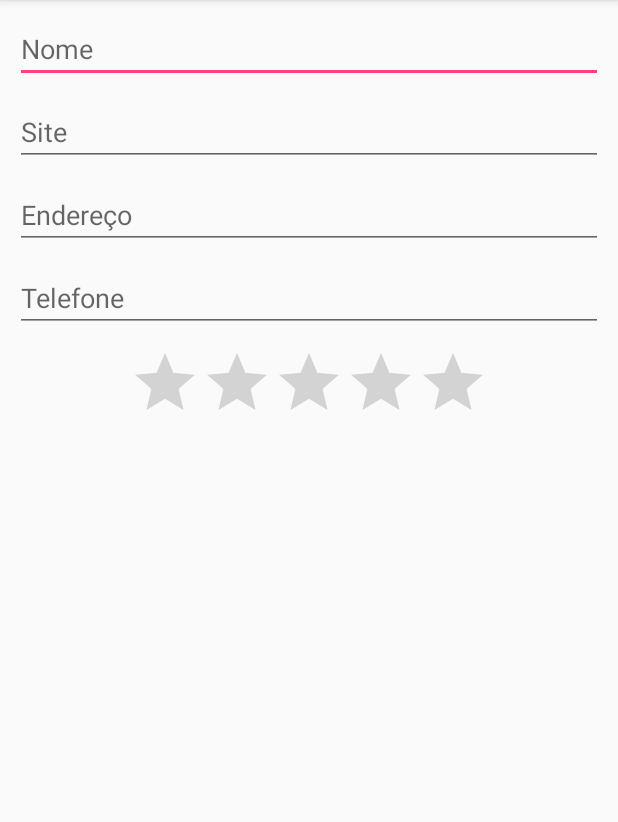
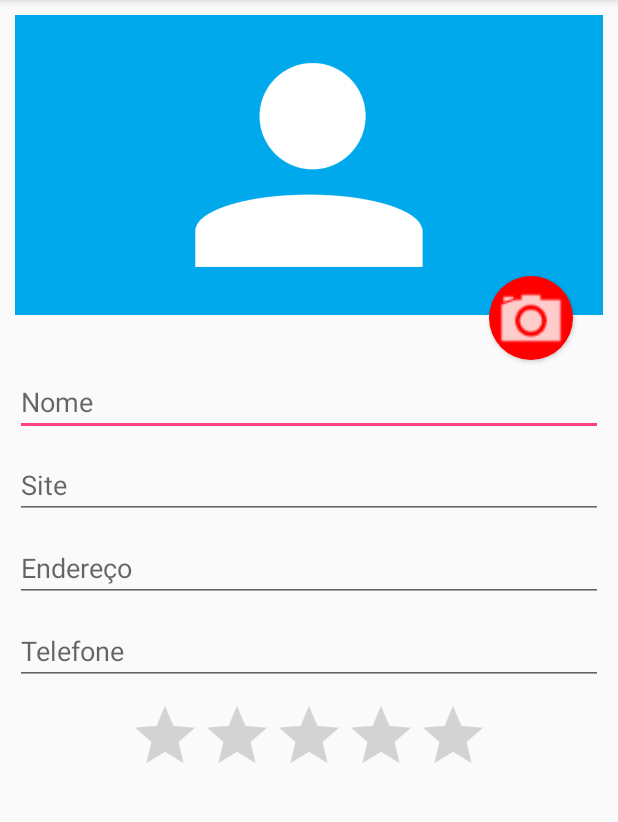
Before and after one commit to dFenille/cadastroCaelum, an Android app: the screen it shows after launch (FormularioActivity), after a tap on an icon or button, on a phone screen of 412 x 824 dp, the part 84-906 px from its top. Run offline under Robolectric (Android 15) with nearby library versions, the light colour scheme and no system bars.

Commit message:
Brodcast e camera

```diff
--- a/app/build.gradle
+++ b/app/build.gradle
@@ -27,4 +27,5 @@ dependencies {
     compile 'com.android.support:appcompat-v7:25.0.0'
     testCompile 'junit:junit:4.12'
     compile 'com.android.support:design:25.0.0'
+
 }
--- /dev/null
+++ b/app/src/main/java/br/com/caelum/cadastro/Adapter/ListaAlunoAdapter.java
@@ -0,0 +1,82 @@
+package br.com.caelum.cadastro.Adapter;
+
+import android.app.Activity;
+import android.graphics.Bitmap;
+import android.graphics.BitmapFactory;
+import android.util.Log;
+import android.view.View;
+import android.view.ViewGroup;
+import android.widget.BaseAdapter;
+import android.widget.EditText;
+import android.widget.ImageView;
+import android.widget.TextView;
+
+import org.w3c.dom.Text;
+
+import java.util.List;
+
+import br.com.caelum.cadastro.DAO.AlunoDao;
+import br.com.caelum.cadastro.Models.Aluno;
+import br.com.caelum.cadastro.R;
+
+/**
+ * Created by android7087 on 11/11/17.
+ */
+
+public class ListaAlunoAdapter extends BaseAdapter{
+    private final List<Aluno> alunos;
+    private final Activity activity;
+
+    public ListaAlunoAdapter(Activity activity,List<Aluno> alunos){
+        this.alunos = alunos;
+        this.activity = activity;
+    }
+
+    @Override
+    public int getCount() {
+        return alunos.size();
+    }
+
+    @Override
+    public Object getItem(int i) {
+        return alunos.get(i);
+    }
+
+    @Override
+    public long getItemId(int i) {
+        return alunos.get(i).getId();
+    }
+
+    @Override
+    public View getView(int i, View convertView, ViewGroup viewGroup) {
+
+        // PERSONALIZA A LISTA
+        View view = activity.getLayoutInflater().inflate(R.layout.item,viewGroup,false);
+
+        // SETA CORES DE ACORDO A POSICAO
+        if(i % 2 == 0){
+            view.setBackgroundColor(activity.getResources().getColor(R.color.linha_par,activity.getTheme()));
+        }else{
+            view.setBackgroundColor(activity.getResources().getColor(R.color.linha_impar,activity.getTheme()));
+        }
+
+        // get aluno PELA POSICAO
+        Aluno aluno = alunos.get(i);
+        // SETA O NOME
+        TextView nome = (TextView) view.findViewById(R.id.item_nome);
+        nome.setText(aluno.getNome());
+
+        // SETA A IMAGEM
+        Bitmap bm;
+        if(aluno.getCaminhoFoto() != null)
+            bm = BitmapFactory.decodeFile(aluno.getCaminhoFoto());
+        else
+            bm = BitmapFactory.decodeResource(activity.getResources(),R.drawable.ic_no_image);
+        bm.createScaledBitmap(bm,100,100,true);
+
+        ImageView imgView = (ImageView) view.findViewById(R.id.item_foto);
+        imgView.setImageBitmap(bm);
+
+        return view;
+    }
+}
--- a/app/src/main/java/br/com/caelum/cadastro/FormularioActivity.java
+++ b/app/src/main/java/br/com/caelum/cadastro/FormularioActivity.java
@@ -1,6 +1,9 @@
 package br.com.caelum.cadastro;
 
+import android.app.Activity;
 import android.content.Intent;
+import android.net.Uri;
+import android.provider.MediaStore;
 import android.support.v7.app.AppCompatActivity;
 import android.os.Bundle;
 import android.util.Log;
@@ -11,12 +14,16 @@ import android.view.View;
 import android.widget.Button;
 import android.widget.Toast;
 
+import java.io.File;
+
 import br.com.caelum.cadastro.DAO.AlunoDao;
 import br.com.caelum.cadastro.Helpers.FormularioHelper;
 import br.com.caelum.cadastro.Models.Aluno;
 
 public class FormularioActivity extends AppCompatActivity {
-    public FormularioHelper helper;
+    private FormularioHelper helper;
+    private String localArquivoFoto;
+    public static final int TIRA_FOTO = 123;
     @Override
     protected void onCreate(Bundle savedInstanceState) {
         super.onCreate(savedInstanceState);
@@ -30,6 +37,31 @@ public class FormularioActivity extends AppCompatActivity {
             this.helper.preencheFormulario(aluno);
         }
 
+        Button foto = helper.getButton();
+        foto.setOnClickListener(new View.OnClickListener() {
+            @Override
+            public void onClick(View view) {
+                localArquivoFoto = getExternalFilesDir(null) + "/" + System.currentTimeMillis()+".jpg";
+                Intent irParaCamera = new Intent(MediaStore.ACTION_IMAGE_CAPTURE);
+                Uri localFoto = Uri.fromFile(new File(localArquivoFoto));
+                irParaCamera.putExtra(MediaStore.EXTRA_OUTPUT,localFoto);
+                startActivityForResult(irParaCamera,123);
+            }
+        });
+
+
+    }
+
+    @Override
+    protected void onActivityResult(int requestCode, int resultCode, Intent data) {
+        super.onActivityResult(requestCode, resultCode, data);
+        if(requestCode == TIRA_FOTO){
+            if(resultCode == Activity.RESULT_OK){
+                helper.carregaImagem(this.localArquivoFoto);
+            }else{
+                this.localArquivoFoto = null;
+            }
+        }
     }
 
     // MENU FORMULARIO
--- a/app/src/main/java/br/com/caelum/cadastro/Helpers/FormularioHelper.java
+++ b/app/src/main/java/br/com/caelum/cadastro/Helpers/FormularioHelper.java
@@ -1,6 +1,13 @@
 package br.com.caelum.cadastro.Helpers;
 
+import android.app.Activity;
+import android.graphics.Bitmap;
+import android.graphics.BitmapFactory;
+import android.media.Image;
+import android.util.Log;
+import android.widget.Button;
 import android.widget.EditText;
+import android.widget.ImageView;
 import android.widget.RatingBar;
 
 import br.com.caelum.cadastro.Models.Aluno;
@@ -18,16 +25,22 @@ public class FormularioHelper {
     private EditText endereco;
     private EditText site;
     private RatingBar formulario_nota;
+    private ImageView foto;
+    private Button fotoButton;
+
+    public Activity activity;
 
 
     // CONSTRUTOR
     public FormularioHelper(FormularioActivity activity){
+        this.activity = activity;
         nome = (EditText) activity.findViewById(R.id.nome);
         telefone = (EditText) activity.findViewById(R.id.telefone);
         endereco = (EditText) activity.findViewById(R.id.endereco);
         site = (EditText) activity.findViewById(R.id.site);
         formulario_nota = (RatingBar) activity.findViewById(R.id.formulario_nota);
-
+        foto = (ImageView) activity.findViewById(R.id.formulario_foto);
+        fotoButton = (Button) activity.findViewById(R.id.formulario_foto_button);
         this.aluno = new Aluno();
     }
 
@@ -38,6 +51,8 @@ public class FormularioHelper {
         aluno.setEndereco((!endereco.getText().toString().isEmpty())?endereco.getText().toString():"");
         aluno.setSite((!site.getText().toString().isEmpty())?site.getText().toString():"");
         aluno.setNota(Double.valueOf(formulario_nota.getRating()));
+        aluno.setCaminhoFoto((String) foto.getTag());
+
         return aluno;
     }
 
@@ -47,6 +62,28 @@ public class FormularioHelper {
         endereco.setText(aluno.getEndereco());
         site.setText(aluno.getSite());
         formulario_nota.setRating(aluno.getNota().floatValue());
+        Bitmap bm;
+        if(aluno.getCaminhoFoto() != null)
+            bm = BitmapFactory.decodeFile(aluno.getCaminhoFoto());
+        else
+            bm = BitmapFactory.decodeResource(this.activity.getResources(),R.drawable.ic_no_image);
+        bm.createScaledBitmap(bm,100,100,true);
+        foto.setImageBitmap(bm);
+
         this.aluno = aluno;
     }
+
+    public Button getButton(){
+        return fotoButton;
+    }
+
+    public void carregaImagem(String localArquivoFoto){
+        Bitmap imageFoto = BitmapFactory.decodeFile(localArquivoFoto);
+        Bitmap imageFotoReduzida = Bitmap.createScaledBitmap(imageFoto, imageFoto.getWidth(), 300,true);
+        foto.setImageBitmap(imageFotoReduzida);
+        foto.setTag(localArquivoFoto);
+        foto.setScaleType(ImageView.ScaleType.FIT_XY);
+        Log.e("teste",localArquivoFoto.toString());
+
+    }
 }
--- /dev/null
+++ b/app/src/main/java/br/com/caelum/cadastro/Permissions/Permissao.java
@@ -0,0 +1,38 @@
+package br.com.caelum.cadastro.Permissions;
+
+import android.Manifest;
+import android.app.Activity;
+import android.content.pm.PackageManager;
+import android.os.Build;
+
+import java.util.ArrayList;
+
+/**
+ * Created by android7087 on 11/11/17.
+ */
+
+public class Permissao {
+    private static final int CODE = 123;
+    private static ArrayList<String> listaPermissoes = new ArrayList<>();
+    public static void fazPermissao(Activity activity){
+        String[] permissoes = {Manifest.permission.CALL_PHONE,Manifest.permission.RECEIVE_SMS,Manifest.permission.INTERNET,};
+
+        if(Build.VERSION.SDK_INT >= Build.VERSION_CODES.M){
+            for (String permissao : permissoes){
+                if(activity.checkSelfPermission(permissao) != PackageManager.PERMISSION_GRANTED){
+                    listaPermissoes.add(permissao);
+                }
+            }
+            request(activity);
+        }
+    }
+
+    private static void request(Activity activity){
+        String[] array = listaPermissoes.toArray(new String[]{});
+        if(listaPermissoes.size() > 0){
+            if(Build.VERSION.SDK_INT >= Build.VERSION_CODES.M)
+                activity.requestPermissions(array, CODE);
+        }
+    }
+
+}
--- /dev/null
+++ b/app/src/main/res/drawable/formulario_foto_button.xml
@@ -0,0 +1,10 @@
+
+<layer-list xmlns:android="http://schemas.android.com/apk/res/android">
+    <item>
+        <shape android:shape="oval">
+            <solid android:color="#ff0000"></solid>
+            <padding android:padding="10dp"></padding>
+        </shape>
+    </item>
+    <item android:drawable="@drawable/ic_camera"/>
+</layer-list>
--- a/app/src/main/res/layout/activity_formulario.xml
+++ b/app/src/main/res/layout/activity_formulario.xml
@@ -1,14 +1,40 @@
 <?xml version="1.0" encoding="utf-8"?>
+
 <ScrollView xmlns:android="http://schemas.android.com/apk/res/android"
     xmlns:tools="http://schemas.android.com/tools"
     android:id="@+id/activity_formulario"
     android:layout_width="match_parent"
     android:layout_height="match_parent">
+
     <LinearLayout
         android:layout_width="match_parent"
         android:layout_height="wrap_content"
         android:orientation="vertical"
         android:padding="10dp">
+        <RelativeLayout
+            android:layout_width="wrap_content"
+            android:layout_height="235dp">
+            <ImageView
+                android:id="@+id/formulario_foto"
+                android:layout_width="match_parent"
+                android:layout_height="200dp"
+                android:background="#00A8EC"
+                android:src="@drawable/person"/>
+            <Button
+                android:id="@+id/formulario_foto_button"
+                android:layout_width="56dp"
+                android:layout_height="56dp"
+                android:layout_alignParentBottom="true"
+                android:layout_alignParentRight="true"
+                android:layout_marginBottom="5dp"
+                android:layout_marginRight="20dp"
+                android:background="@drawable/formulario_foto_button"
+                android:elevation="5dp"
+                android:gravity="center"
+                android:textColor="#FFFFFF"
+                android:textSize="20sp"/>
+
+        </RelativeLayout>
 
         <EditText
             android:layout_width="match_parent"
--- a/app/src/main/res/values/colors.xml
+++ b/app/src/main/res/values/colors.xml
@@ -3,4 +3,6 @@
     <color name="colorPrimary">#3F51B5</color>
     <color name="colorPrimaryDark">#303F9F</color>
     <color name="colorAccent">#FF4081</color>
+    <color name="linha_par">#97CBE2</color>
+    <color name="linha_impar">#76BDDD</color>
 </resources>
```
Also changed, not shown: app/src/main/AndroidManifest.xml (+8 -1 lines), app/src/main/java/br/com/caelum/cadastro/DAO/AlunoDao.java (+17 -3 lines), app/src/main/java/br/com/caelum/cadastro/ListaAlunosActivity.java (+46 -33 lines), app/src/main/java/br/com/caelum/cadastro/Models/Aluno.java (+9 -0 lines), app/src/main/java/br/com/caelum/cadastro/SMSReceiver.java (added, +36 -0 lines), app/src/main/res/layout/item.xml (added, +21 -0 lines), 563 other files.
